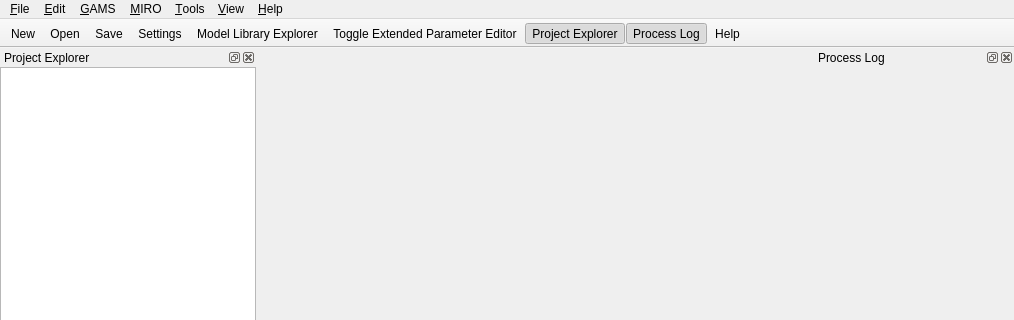
The window that src/mainwindow.ui (GAMS-dev/studio) describes before a commit, drawn with Qt 5; both pictures show x 0 to 1014 and y 0 to 320 of the 1014 by 745 pixel window.
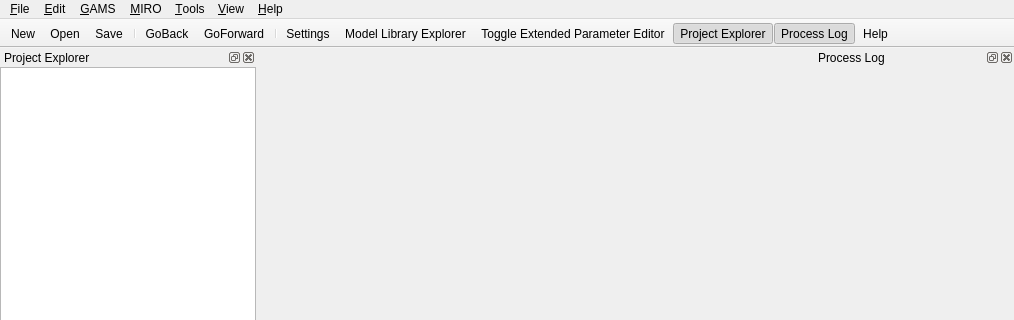
The same window after the commit. Icons and pictures are not drawn. Custom widgets are drawn as their Qt base class.

The edit to the form file:
```diff
--- a/src/mainwindow.ui
+++ b/src/mainwindow.ui
@@ -502,6 +502,10 @@
    <addaction name="actionNew"/>
    <addaction name="actionOpen"/>
    <addaction name="actionSave"/>
+   <addaction name="separator"/>
+   <addaction name="actionGoBack"/>
+   <addaction name="actionGoForward"/>
+   <addaction name="separator"/>
    <addaction name="actionSettings"/>
    <addaction name="actionGAMS_Library"/>
    <addaction name="actionToggle_Extended_Parameter_Editor"/>
@@ -1364,6 +1368,27 @@
     <string>Edit GAMS configuration file at the default location</string>
    </property>
   </action>
+  <action name="actionGoBack">
+   <property name="icon">
+    <iconset resource="../icons/icons.qrc">
+     <normaloff>:/solid/backward</normaloff>:/solid/backward</iconset>
+   </property>
+   <property name="text">
+    <string>GoBack</string>
+   </property>
+   <property name="shortcut">
+    <string>Alt+Left</string>
+   </property>
+  </action>
+  <action name="actionGoForward">
+   <property name="icon">
+    <iconset resource="../icons/icons.qrc">
+     <normaloff>:/solid/forward</normaloff>:/solid/forward</iconset>
+   </property>
+   <property name="text">
+    <string>GoForward</string>
+   </property>
+  </action>
  </widget>
  <layoutdefault spacing="6" margin="11"/>
  <customwidgets>
```
Left out of the diff: 2 changed lines with no effect on the pictures.
